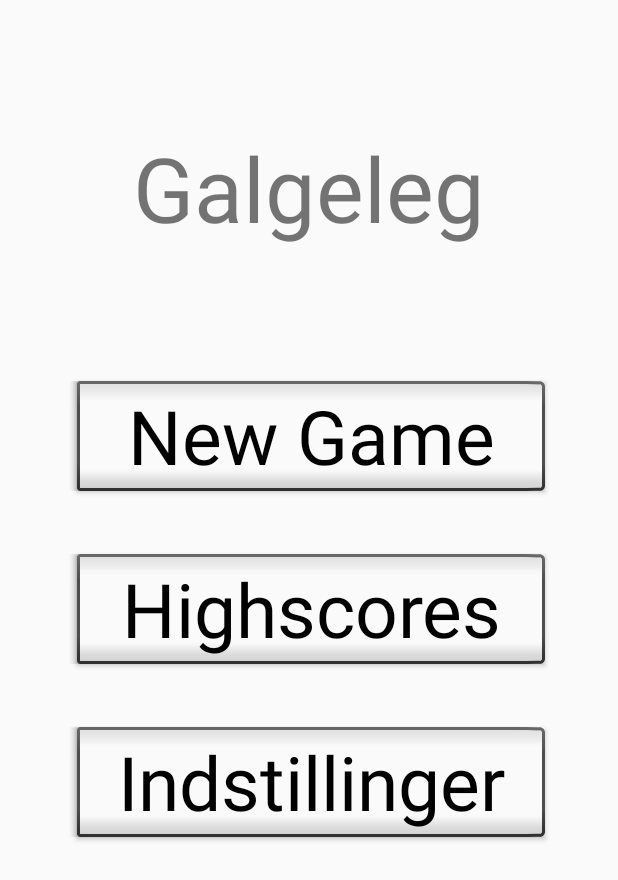
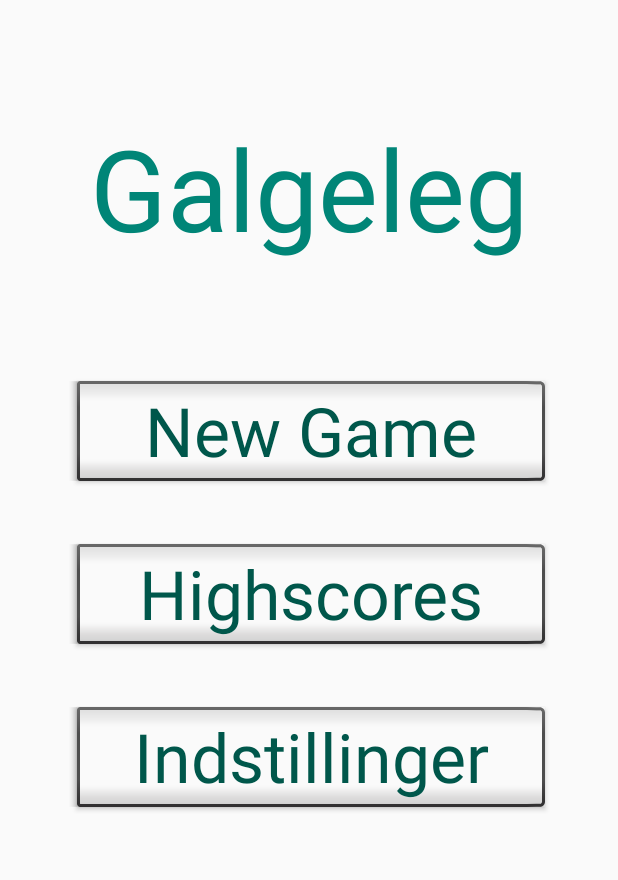
Before and after one commit to Logstor/Galgeleg, an Android app: the screen it shows after launch (MainActivity), on a phone screen of 412 x 824 dp. Shown: the top 880 px of the screen. Run offline under Robolectric (Android 15) with nearby library versions, the phone set to English and light mode, and no system bars.

Commit message:
Changed colors in main menu

```diff
--- a/app/src/main/res/layout/fragment_menu.xml
+++ b/app/src/main/res/layout/fragment_menu.xml
@@ -11,7 +11,8 @@
         android:layout_width="wrap_content"
         android:layout_height="wrap_content"
         android:text="@string/title"
-        android:textSize="60sp"
+        android:textSize="75sp"
+        android:textColor="@color/colorPrimary"
         app:layout_constraintTop_toTopOf="parent"
         app:layout_constraintBottom_toTopOf="@+id/guideline"
         app:layout_constraintStart_toStartOf="parent"
@@ -38,7 +39,8 @@
             android:layout_width="320dp"
             android:layout_height="wrap_content"
             android:text="@string/btn_newGame"
-            android:textSize="50sp"
+            android:textSize="45sp"
+            android:textColor="@color/colorPrimaryDark"
             style="@android:style/Widget.Button.Inset"/>
 
         <Space
@@ -50,7 +52,8 @@
             android:layout_width="320dp"
             android:layout_height="wrap_content"
             android:text="@string/btn_highscores"
-            android:textSize="50sp"
+            android:textSize="45sp"
+            android:textColor="@color/colorPrimaryDark"
             style="@android:style/Widget.Button.Inset"/>
 
         <Space
@@ -62,7 +65,8 @@
             android:layout_width="320dp"
             android:layout_height="wrap_content"
             android:text="@string/btn_settings"
-            android:textSize="50sp"
+            android:textSize="45sp"
+            android:textColor="@color/colorPrimaryDark"
             style="@android:style/Widget.Button.Inset"/>
 
     </LinearLayout>
--- a/app/src/main/res/values/strings.xml
+++ b/app/src/main/res/values/strings.xml
@@ -10,6 +10,4 @@
     <string name="btn_newGame">New Game</string>
     <string name="btn_highscores">Highscores</string>
     <string name="btn_settings">Indstillinger</string>
-
-    <string name="btn_mainMenu_textSize">30sp</string>
 </resources>
```
